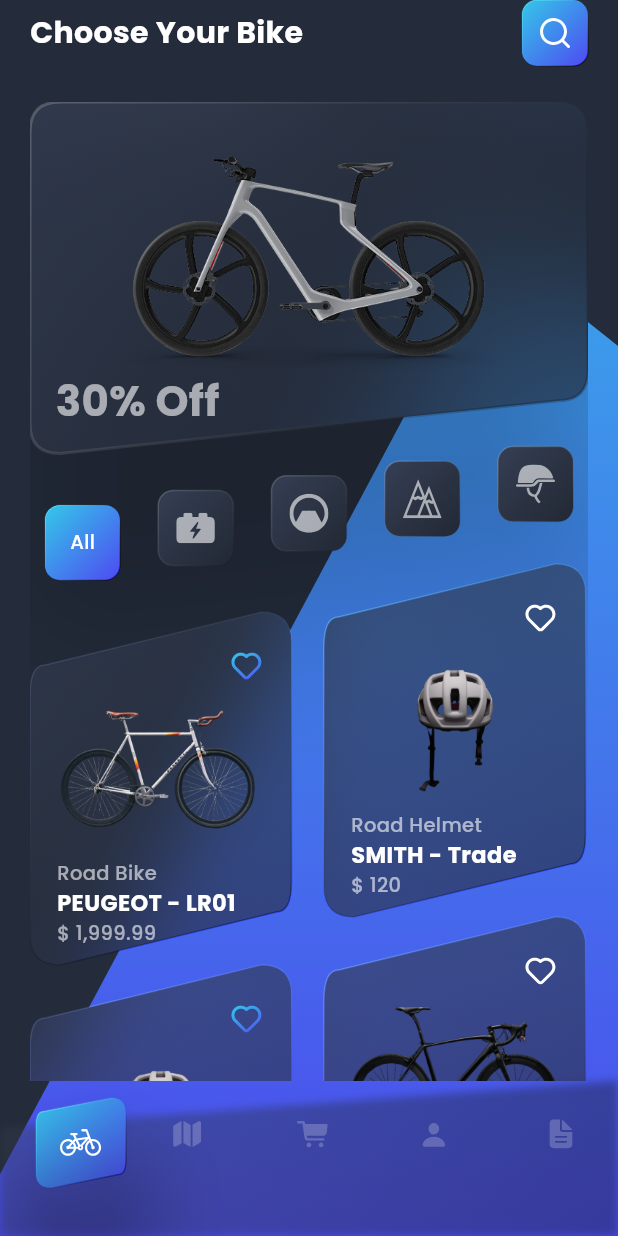
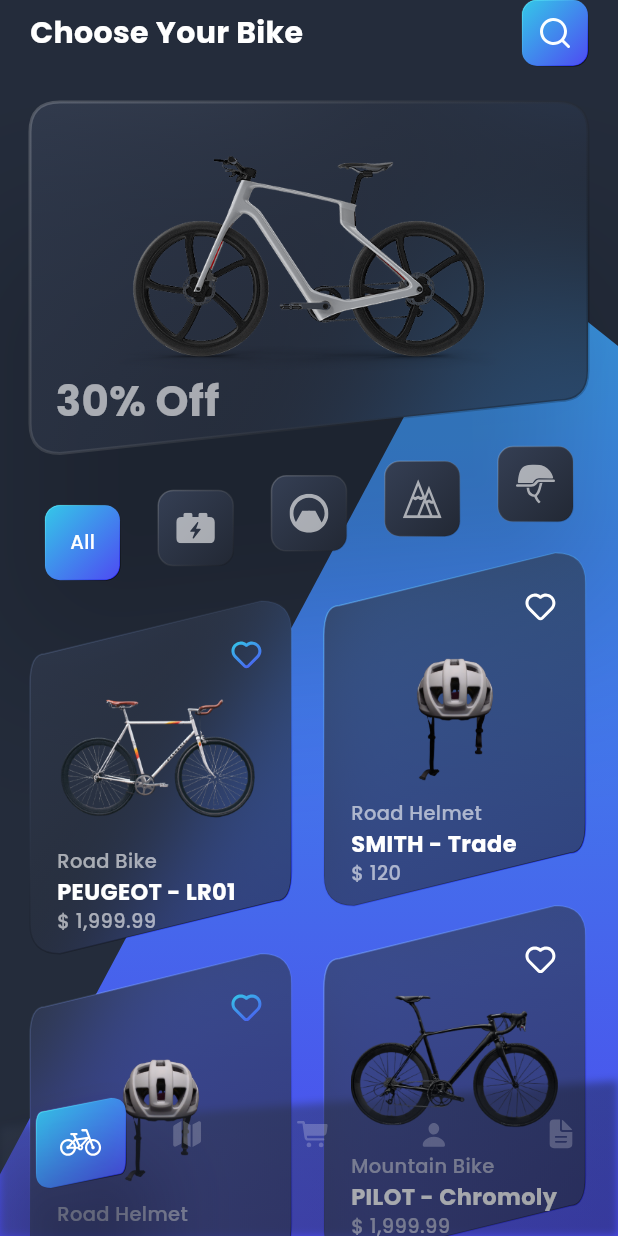
Before and after one commit to jabguru/Bike-Shopping, a Flutter app: the screen it shows after launch, on a phone screen of 412 x 824 dp. Run offline on Flutter 3.47's test engine with Material 3 defaults, Android fonts, the phone set to English and light mode, and no system bars; our stand-ins replace flutter_svg, vector_graphics.

Commit message:
fixed gridview

```diff
--- a/lib/screens/home.dart
+++ b/lib/screens/home.dart
@@ -45,21 +45,28 @@ class HomeScreen extends StatelessWidget {
                   ),
                   VerticalSpacing(24.0),
                   Expanded(
-                    child: SingleChildScrollView(
                     child: Column(
                       mainAxisAlignment: MainAxisAlignment.center,
                       children: [
                         FeaturedBike(),
                         Categories(),
-                          GridView.builder(
+                        VerticalSpacing(16.0),
+                        Expanded(
+                          child: Stack(
+                            clipBehavior: Clip.none,
+                            children: [
+                              Positioned(
+                                top: -eqH(context, 24.0),
+                                width: MediaQuery.sizeOf(context).width - 40.0,
+                                child: GridView.builder(
                                   padding: EdgeInsets.zero,
-                            physics: NeverScrollableScrollPhysics(),
                                   shrinkWrap: true,
                                   itemCount: listings.length,
                                   gridDelegate:
                                       SliverGridDelegateWithFixedCrossAxisCount(
                                         crossAxisCount: 2,
-                                  mainAxisExtent: eqH(context, 241.0) + 16,
+                                        mainAxisExtent:
+                                            eqH(context, 241.0) + 16,
                                         crossAxisSpacing: 20.0,
                                       ),
                                   itemBuilder: (context, index) {
@@ -69,8 +76,11 @@ class HomeScreen extends StatelessWidget {
                                     );
                                   },
                                 ),
+                              ),
                             ],
                           ),
+                        ),
+                      ],
                     ),
                   ),
                 ],
--- a/lib/widgets/listing.dart
+++ b/lib/widgets/listing.dart
@@ -22,32 +22,6 @@ class Listing {
 }
 
 List<Listing> listings = [
-  Listing(
-    name: "PEUGEOT - LR01",
-    type: "Road Bike",
-    price: "1,999.99",
-    image: Assets.images.bike2,
-    isFavorite: true,
-  ),
-  Listing(
-    name: "SMITH - Trade",
-    type: "Road Helmet",
-    price: "120",
-    image: Assets.images.helmet1,
-  ),
-  Listing(
-    name: "SMITH - Trade",
-    type: "Road Helmet",
-    price: "120",
-    image: Assets.images.helmet1,
-    isFavorite: true,
-  ),
-  Listing(
-    name: "PILOT - Chromoly ",
-    type: "Mountain Bike",
-    price: "1,999.99",
-    image: Assets.images.bike3,
-  ),
   Listing(
     name: "PEUGEOT - LR01",
     type: "Road Bike",
```
Lines whose indentation alone changed are shown as unchanged.
